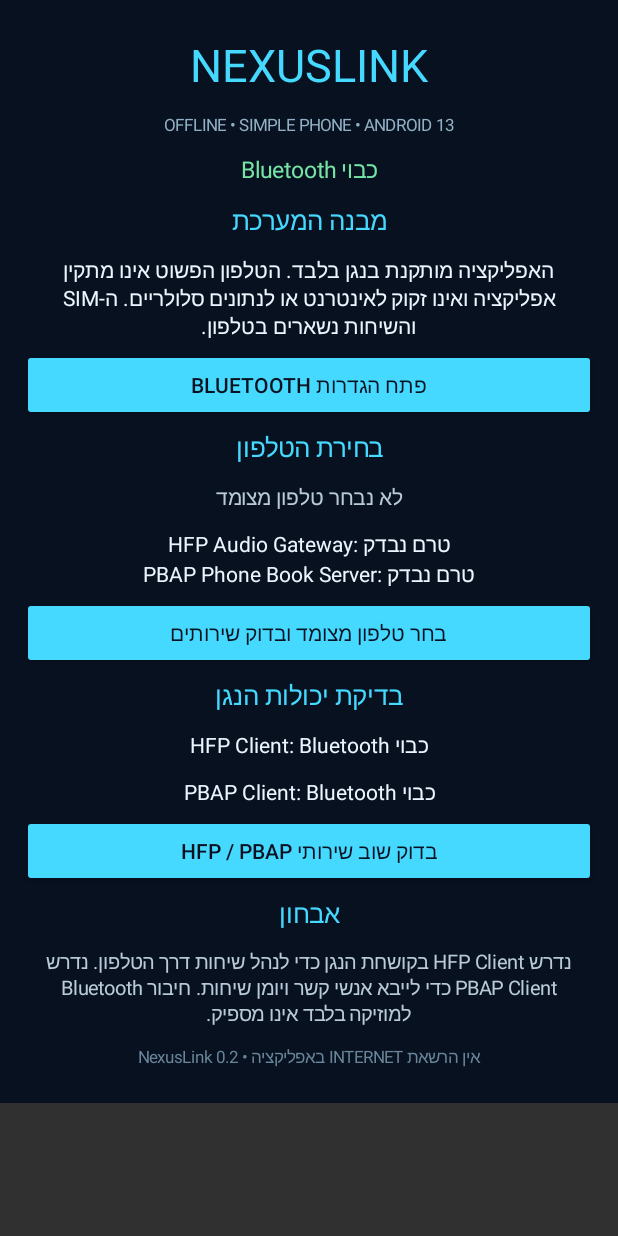
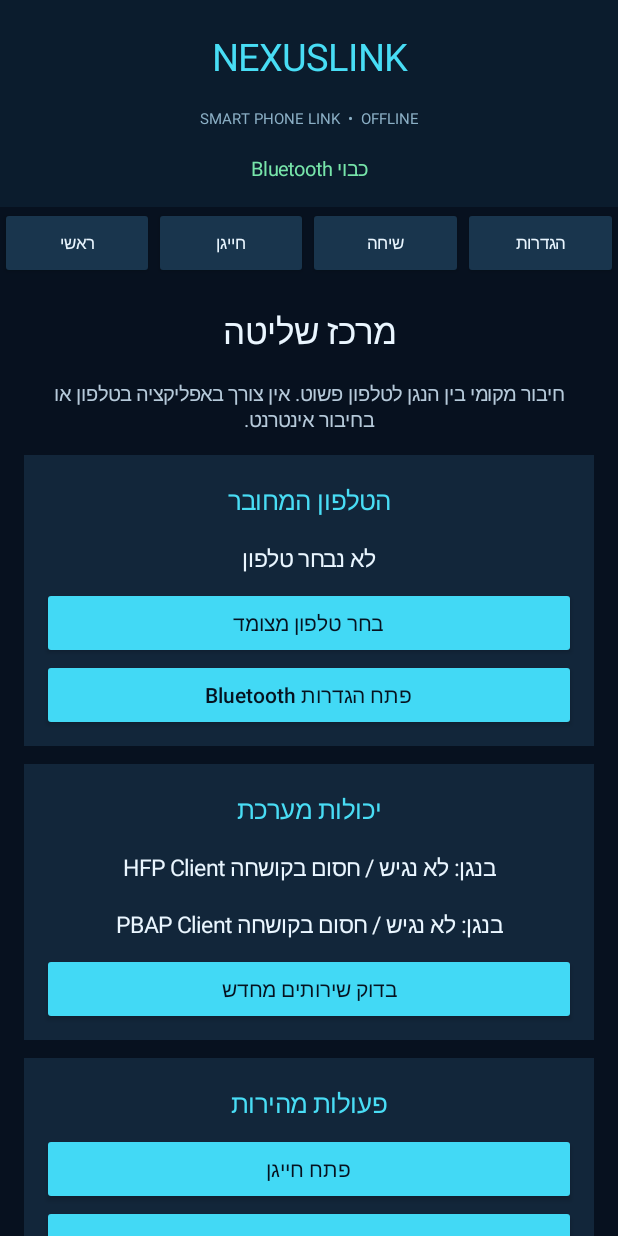
Before and after one commit to 7166810a-gif/-2-, an Android app: the screen it shows after launch (MainActivity), on a phone screen of 412 x 824 dp. Run offline under Robolectric (Android 15) with nearby library versions, the phone set to English and light mode, and no system bars.

Commit message:
Upgrade NexusLink cockpit UI with dialer and HFP/PBAP call controls

```diff
--- a/app/src/main/java/il/nexuslink/app/MainActivity.kt
+++ b/app/src/main/java/il/nexuslink/app/MainActivity.kt
@@ -10,25 +10,31 @@ import android.os.Build
 import android.os.Bundle
 import android.provider.Settings
 import android.view.Gravity
+import android.view.View
 import android.widget.*
 
 class MainActivity : Activity() {
     private val adapter: BluetoothAdapter? by lazy { BluetoothAdapter.getDefaultAdapter() }
+    private var bridge: BluetoothPhoneBridge? = null
     private lateinit var status: TextView
-    private lateinit var remoteStatus: TextView
-    private lateinit var hfpStatus: TextView
-    private lateinit var pbapStatus: TextView
     private lateinit var selectedLabel: TextView
-    private lateinit var details: TextView
+    private lateinit var hfpLabel: TextView
+    private lateinit var pbapLabel: TextView
+    private lateinit var callState: TextView
+    private lateinit var number: EditText
+    private lateinit var log: TextView
+    private lateinit var root: LinearLayout
     private var selected: BluetoothDevice? = null
+    private var page = "home"
+    private var largeText = false
 
     private val uuidReceiver = object : BroadcastReceiver() {
         override fun onReceive(context: Context?, intent: Intent?) {
             if (intent?.action != BluetoothDevice.ACTION_UUID) return
-            val device = if (Build.VERSION.SDK_INT >= 33)
+            val d = if (Build.VERSION.SDK_INT >= 33)
                 intent.getParcelableExtra(BluetoothDevice.EXTRA_DEVICE, BluetoothDevice::class.java)
             else @Suppress("DEPRECATION") (intent.getParcelableExtra<BluetoothDevice>(BluetoothDevice.EXTRA_DEVICE))
-            device?.let { found -> if (found.address == selected?.address) showRemoteServices(found) }
+            d?.let { if (it.address == selected?.address) showPhoneServices(it) }
         }
     }
 
@@ -37,155 +43,179 @@ class MainActivity : Activity() {
         val filter = IntentFilter(BluetoothDevice.ACTION_UUID)
         if (Build.VERSION.SDK_INT >= 33) registerReceiver(uuidReceiver, filter, Context.RECEIVER_NOT_EXPORTED)
         else @Suppress("DEPRECATION") registerReceiver(uuidReceiver, filter)
-        buildUi()
+        bridge = BluetoothPhoneBridge(this) { runOnUiThread { updateProfileStatus() } }
+        buildShell()
+        requestBluetoothPermission()
         refresh()
-        if (Build.VERSION.SDK_INT >= 31 && checkSelfPermission(Manifest.permission.BLUETOOTH_CONNECT) != PackageManager.PERMISSION_GRANTED)
-            requestPermissions(arrayOf(Manifest.permission.BLUETOOTH_CONNECT), 71)
     }
 
-    private fun buildUi() {
-        val scroll = ScrollView(this)
-        val root = LinearLayout(this).apply {
-            orientation = LinearLayout.VERTICAL
-            setPadding(22, 25, 22, 26)
-            setBackgroundColor(0xFF07111F.toInt())
+    private fun dp(v: Int) = (v * resources.displayMetrics.density).toInt()
+    private fun text(s: String, size: Float = 15f, color: Int = 0xFFEAF6FF.toInt()) =
+        TextView(this).apply { text=s; textSize=if (largeText) size+3 else size; setTextColor(color); gravity=Gravity.CENTER; setPadding(dp(8),dp(9),dp(8),dp(9)) }
+    private fun button(s: String, action: () -> Unit) = Button(this).apply {
+        text=s; textSize=14f; isAllCaps=false
+        setTextColor(0xFF06121F.toInt())
+        backgroundTintList=android.content.res.ColorStateList.valueOf(0xFF42D9F5.toInt())
+        setOnClickListener { action() }
+    }
+    private fun card(): LinearLayout = LinearLayout(this).apply {
+        orientation=LinearLayout.VERTICAL; setPadding(dp(12),dp(10),dp(12),dp(10))
+        setBackgroundColor(0xFF12263A.toInt())
+        val p=LinearLayout.LayoutParams(-1,-2); p.setMargins(0,dp(6),0,dp(6)); layoutParams=p
+    }
+    private fun section(parent: LinearLayout, title: String) { parent.addView(text(title,17f,0xFF48DDF5.toInt())) }
+    private fun buildShell() {
+        val outer=LinearLayout(this).apply { orientation=LinearLayout.VERTICAL; setBackgroundColor(0xFF07111F.toInt()) }
+        val header=LinearLayout(this).apply { orientation=LinearLayout.VERTICAL; setPadding(dp(16),dp(12),dp(16),dp(8)); setBackgroundColor(0xFF0B1C2D.toInt()) }
+        header.addView(text("NEXUSLINK",25f,0xFF48DDF5.toInt()))
+        header.addView(text("SMART PHONE LINK  •  OFFLINE",10f,0xFF8BAFC5.toInt()))
+        status=text("מאתחל Bluetooth…",13f,0xFF77E5AA.toInt()); header.addView(status)
+        outer.addView(header)
+        val nav=LinearLayout(this).apply { orientation=LinearLayout.HORIZONTAL; gravity=Gravity.CENTER }
+        listOf("ראשי","חייגן","שיחה","הגדרות").forEachIndexed { i, label ->
+            nav.addView(Button(this).apply {
+                text=label; textSize=11f; isAllCaps=false; setTextColor(0xFFEAF6FF.toInt())
+                backgroundTintList=android.content.res.ColorStateList.valueOf(0xFF19354D.toInt())
+                setOnClickListener { showPage(listOf("home","dial","call","settings")[i]) }
+            }, LinearLayout.LayoutParams(0,-2,1f))
         }
-        fun label(text: String, size: Float, color: Int = 0xFFEAF6FF.toInt()) =
-            TextView(this).apply { this.text = text; textSize = size; setTextColor(color); gravity = Gravity.CENTER; setPadding(8, 9, 8, 9) }
-        fun section(text: String) { root.addView(label(text, 17f, 0xFF45D9FF.toInt())) }
-        fun button(text: String, action: () -> Unit) {
-            root.addView(Button(this).apply {
-                this.text = text; setTextColor(0xFF07111F.toInt())
-                backgroundTintList = android.content.res.ColorStateList.valueOf(0xFF45D9FF.toInt())
-                setOnClickListener { action() }
-            })
-        }
-        root.addView(label("NEXUSLINK", 30f, 0xFF45D9FF.toInt()))
-        root.addView(label("OFFLINE • SIMPLE PHONE • ANDROID 13", 11f, 0xFF91AFC5.toInt()))
-        status = label("בודק Bluetooth…", 15f, 0xFF75E4A5.toInt())
-        root.addView(status)
-        section("מבנה המערכת")
-        root.addView(label("האפליקציה מותקנת בנגן בלבד. הטלפון הפשוט אינו מתקין אפליקציה ואינו זקוק לאינטרנט או לנתונים סלולריים. ה-SIM והשיחות נשארים בטלפון.", 14f))
-        button("פתח הגדרות Bluetooth") {
-            try { startActivity(Intent(Settings.ACTION_BLUETOOTH_SETTINGS)) }
-            catch (e: Exception) { status.text = "לא ניתן לפתוח הגדרות: ${e.message}" }
-        }
-        section("בחירת הטלפון")
-        selectedLabel = label("לא נבחר טלפון מצומד", 14f, 0xFFB9CAD8.toInt()); root.addView(selectedLabel)
-        remoteStatus = label("HFP Audio Gateway: טרם נבדק\nPBAP Phone Book Server: טרם נבדק", 14f); root.addView(remoteStatus)
-        button("בחר טלפון מצומד ובדוק שירותים") { choosePhone() }
-        section("בדיקת יכולות הנגן")
-        hfpStatus = label("HFP Client (דיבורית): טרם נבדק", 14f); root.addView(hfpStatus)
-        pbapStatus = label("PBAP Client (אנשי קשר): טרם נבדק", 14f); root.addView(pbapStatus)
-        button("בדוק שוב שירותי HFP / PBAP") { probeClientProfiles() }
-        section("אבחון")
-        details = label("נדרש HFP Client בקושחת הנגן כדי לנהל שיחות דרך הטלפון. נדרש PBAP Client כדי לייבא אנשי קשר ויומן שיחות. חיבור Bluetooth למוזיקה בלבד אינו מספיק.", 13f, 0xFFB9CAD8.toInt())
-        root.addView(details)
-        root.addView(label("אין הרשאת INTERNET באפליקציה • NexusLink 0.2", 11f, 0xFF69859A.toInt()))
-        scroll.addView(root); setContentView(scroll)
+        outer.addView(nav)
+        val scroll=ScrollView(this)
+        root=LinearLayout(this).apply { orientation=LinearLayout.VERTICAL; setPadding(dp(16),dp(10),dp(16),dp(22)) }
+        scroll.addView(root); outer.addView(scroll,LinearLayout.LayoutParams(-1,0,1f))
+        setContentView(outer)
+        showPage("home")
     }
 
-    private fun hasPermission() = Build.VERSION.SDK_INT < 31 ||
-        checkSelfPermission(Manifest.permission.BLUETOOTH_CONNECT) == PackageManager.PERMISSION_GRANTED
+    private fun showPage(which: String) {
+        page=which; root.removeAllViews()
+        when(which) {
+            "home" -> homePage()
+            "dial" -> dialPage()
+            "call" -> callPage()
+            else -> settingsPage()
+        }
+    }
 
-    private fun refresh() {
-        val a = adapter
-        if (a == null) { status.text = "Bluetooth אינו נתמך במכשיר"; return }
-        if (!hasPermission()) { status.text = "יש לאשר הרשאת Bluetooth"; return }
-        status.text = if (a.isEnabled) "Bluetooth פעיל • מצב אופליין" else "Bluetooth כבוי"
-        probeClientProfiles()
+    private fun homePage() {
+        root.addView(text("מרכז שליטה",23f))
+        root.addView(text("חיבור מקומי בין הנגן לטלפון פשוט. אין צורך באפליקציה בטלפון או בחיבור אינטרנט.",13f,0xFFB6CADA.toInt()))
+        val c=card(); root.addView(c)
+        c.addView(text("הטלפון המחובר",17f,0xFF49DDF5.toInt()))
+        selectedLabel=text("לא נבחר טלפון",15f); c.addView(selectedLabel)
+        c.addView(button("בחר טלפון מצומד") { choosePhone() })
+        c.addView(button("פתח הגדרות Bluetooth") { startActivity(Intent(Settings.ACTION_BLUETOOTH_SETTINGS)) })
+        val p=card(); root.addView(p)
+        p.addView(text("יכולות מערכת",17f,0xFF49DDF5.toInt()))
+        hfpLabel=text("HFP Client: בבדיקה"); p.addView(hfpLabel)
+        pbapLabel=text("PBAP Client: בבדיקה"); p.addView(pbapLabel)
+        p.addView(button("בדוק שירותים מחדש") { bridge?.start(); updateProfileStatus() })
+        val q=card(); root.addView(q)
+        q.addView(text("פעולות מהירות",17f,0xFF49DDF5.toInt()))
+        q.addView(button("פתח חייגן") { showPage("dial") })
+        q.addView(button("מסך שיחה") { showPage("call") })
+        q.addView(button("אנשי קשר ויומן") { showPage("settings"); log.text="אנשי קשר ויומן מרחוק דורשים PBAP Client פעיל בקושחת הנגן. מצב השירות מוצג למעלה." })
+    }
+
+    private fun dialPage() {
+        root.addView(text("חייגן",24f))
+        root.addView(text("החיוג יישלח לטלפון המצומד רק אם HFP Client זמין ומורשה.",13f,0xFFB6CADA.toInt()))
+        number=EditText(this).apply { hint="הזן מספר טלפון"; textSize=25f; setTextColor(0xFFFFFFFF.toInt()); setHintTextColor(0xFF7892A8.toInt()); gravity=Gravity.CENTER; inputType=3; setPadding(dp(12),dp(16),dp(12),dp(16)); setBackgroundColor(0xFF142A40.toInt()) }
+        root.addView(number)
+        val grid= listOf(listOf("1","2","3"),listOf("4","5","6"),listOf("7","8","9"),listOf("*","0","#"))
+        grid.forEach { row ->
+            val line=LinearLayout(this).apply { orientation=LinearLayout.HORIZONTAL }
+            row.forEach { digit -> line.addView(button(digit) { number.append(digit) },LinearLayout.LayoutParams(0,dp(58),1f)) }
+            root.addView(line)
+        }
+        root.addView(button("⌫ מחק") { val s=number.text.toString(); if(s.isNotEmpty()) number.setText(s.dropLast(1)) })
+        root.addView(button("התקשר דרך Bluetooth") {
+            val n=number.text.toString().trim()
+            if(n.isBlank()) toast("הזן מספר")
+            else if(bridge?.dial(n)==true) toast("פקודת החיוג נשלחה")
+            else toast("החיוג אינו זמין: ${bridge?.lastError ?: "HFP Client לא מחובר"}")
+        })
+        root.addView(button("מסך שיחה") { showPage("call") })
+    }
+
+    private fun callPage() {
+        root.addView(text("מסך שיחה",24f))
+        callState=text("אין שיחה פעילה",18f,0xFF70E3A5.toInt()); root.addView(callState)
+        root.addView(text("מצב שיחה נקרא משירות HFP Client של הנגן, אם הוא זמין.",13f,0xFFB6CADA.toInt()))
+        root.addView(button("ענה לשיחה") { actionResult("מענה", bridge?.answer()==true) })
+        root.addView(button("דחה שיחה") { actionResult("דחייה", bridge?.reject()==true) })
+        root.addView(button("נתק שיחה") { actionResult("ניתוק", bridge?.hangUp()==true) })
+        root.addView(button("חבר שמע Bluetooth") { actionResult("חיבור שמע", bridge?.connectAudio()==true) })
+        root.addView(button("נתק שמע Bluetooth") { actionResult("ניתוק שמע", bridge?.disconnectAudio()==true) })
+        section(root,"מקשי DTMF")
+        val keys=listOf("1","2","3","4","5","6","7","8","9","*","0","#")
+        keys.chunked(3).forEach { row ->
+            val line=LinearLayout(this).apply { orientation=LinearLayout.HORIZONTAL }
+            row.forEach { k -> line.addView(button(k) { actionResult("DTMF $k",bridge?.sendDtmf(k[0])==true) },LinearLayout.LayoutParams(0,dp(52),1f)) }
+            root.addView(line)
+        }
+        root.addView(button("רענן מצב שיחה") { refreshCallState() })
+    }
+
+    private fun settingsPage() {
+        root.addView(text("הגדרות",24f))
+        root.addView(text("התאמה לנגן Camera Pro 3 • Android 13",14f,0xFFB6CADA.toInt()))
+        root.addView(button(if(largeText) "בטל טקסט גדול" else "הפעל טקסט גדול") { largeText=!largeText; showPage("settings") })
+        root.addView(button("בדיקת Bluetooth") { refresh(); toast("הבדיקה עודכנה") })
+        root.addView(button("ניהול צימודים") { startActivity(Intent(Settings.ACTION_BLUETOOTH_SETTINGS)) })
+        root.addView(button("מידע והרשאות אפליקציה") { startActivity(Intent(Settings.ACTION_APPLICATION_DETAILS_SETTINGS).setData(android.net.Uri.parse("package:$packageName"))) })
+        log=text("האפליקציה אינה דורשת הרשאת INTERNET. הטלפון הפשוט אינו מתקין אפליקציה.\n\nHFP Client ו-PBAP Client הם שירותי מערכת/יצרן; אם אינם זמינים בקושחה, אפליקציה רגילה אינה יכולה להוסיף אותם בעצמה.\n\nהקלטת שיחה אינה מופעלת בגרסה זו: התמיכה תלויה בקושחה, בחוק ובמדיניות מערכת.",13f,0xFFB6CADA.toInt())
+        root.addView(log)
+        root.addView(button("רישום תוצאות בדיקה") { log.text="HFP: ${bridge?.hfpAvailable}\nPBAP: ${bridge?.pbapAvailable}\nשגיאה אחרונה: ${bridge?.lastError ?: "אין"}" })
     }
 
     private fun choosePhone() {
-        if (!hasPermission()) {
-            if (Build.VERSION.SDK_INT >= 31) requestPermissions(arrayOf(Manifest.permission.BLUETOOTH_CONNECT), 71)
-            return
-        }
-        val devices = try { adapter?.bondedDevices?.toList().orEmpty() } catch (_: Exception) { emptyList() }
-        if (devices.isEmpty()) { status.text = "אין טלפונים מצומדים. בצע צימוד בהגדרות Android."; return }
-        val names = devices.map { try { "${it.name ?: "Bluetooth"} • ${it.address}" } catch (_: Exception) { it.address } }
-        AlertDialog.Builder(this).setTitle("בחר טלפון פשוט").setItems(names.toTypedArray()) { _, index ->
-            selected = devices[index]
-            selectedLabel.text = names[index]
-            remoteStatus.text = "מבקש מידע שירותים מהטלפון…"
+        if(!hasPermission()) { requestBluetoothPermission(); return }
+        val devices=try { adapter?.bondedDevices?.toList().orEmpty() } catch(_:Exception){ emptyList() }
+        if(devices.isEmpty()) { toast("אין מכשירים מצומדים. בצע צימוד בהגדרות Bluetooth."); return }
+        val labels=devices.map { try { "${it.name ?: "Bluetooth"} • ${it.address}" } catch(_:Exception){it.address} }
+        AlertDialog.Builder(this).setTitle("בחר טלפון פשוט").setItems(labels.toTypedArray()) { _, i ->
+            selected=devices[i]; selectedLabel.text=labels[i]
             try {
-                showRemoteServices(devices[index])
-                devices[index].fetchUuidsWithSdp()
-            } catch (e: Exception) { remoteStatus.text = "בדיקת שירותי Bluetooth נכשלה: ${e.message}" }
+                devices[i].fetchUuidsWithSdp()
+                val hfp=bridge?.connect(devices[i])==true
+                val pbap=bridge?.connectPhoneBook(devices[i])==true
+                toast("נשלחו בקשות חיבור. HFP=$hfp, PBAP=$pbap")
+                updateProfileStatus()
+            } catch(e:Exception) { toast("שגיאת Bluetooth: ${e.message}") }
         }.show()
     }
 
-    private fun showRemoteServices(device: BluetoothDevice) {
-        if (!hasPermission()) return
-        val uuids = try { device.uuids?.map { it.uuid.toString().lowercase() }.orEmpty() } catch (_: Exception) { emptyList() }
-        val hfpAg = uuids.any { it.startsWith("0000111f-") }
-        val pbapPse = uuids.any { it.startsWith("0000112f-") }
-        runOnUiThread {
-            remoteStatus.text = "HFP Audio Gateway בטלפון: ${if (hfpAg) "נמצא" else "לא נמצא / לא פורסם"}\nPBAP Phone Book Server בטלפון: ${if (pbapPse) "נמצא" else "לא נמצא / לא פורסם"}"
-            details.text = if (uuids.isEmpty())
-                "הטלפון לא החזיר UUID ב-SDP. ייתכן שהמידע אינו מפורסם או שיש לנסות שוב לאחר צימוד."
-            else
-                "נמצאו ${uuids.size} שירותי Bluetooth בטלפון. זה אינו מוכיח שהנגן עצמו תומך בתפקיד HFP Client."
-        }
+    private fun showPhoneServices(d: BluetoothDevice) {
+        val uuids=try { d.uuids?.map { it.uuid.toString().lowercase() }.orEmpty() } catch(_:Exception){emptyList()}
+        val hfp=uuids.any { it.startsWith("0000111f-") }
+        val pbap=uuids.any { it.startsWith("0000112f-") }
+        toast("בטלפון: HFP AG=${if(hfp) "כן" else "לא פורסם"}, PBAP PSE=${if(pbap) "כן" else "לא פורסם"}")
     }
 
-    // AOSP profile IDs: HEADSET_CLIENT=16, PBAP_CLIENT=17. These are not public SDK APIs.
-    // This is a best-effort availability probe only; call control requires OEM/system privileges.
-    private fun probeClientProfiles() {
-        if (!hasPermission()) return
-        val a = adapter ?: return
-        if (!a.isEnabled) {
-            hfpStatus.text = "HFP Client: Bluetooth כבוי"
-            pbapStatus.text = "PBAP Client: Bluetooth כבוי"
-            return
-        }
-        hfpStatus.text = "HFP Client: בודק שירות מערכת…"
-        pbapStatus.text = "PBAP Client: בודק שירות מערכת…"
-        try {
-            a.getProfileProxy(this, object : BluetoothProfile.ServiceListener {
-                override fun onServiceConnected(profile: Int, proxy: BluetoothProfile) {
-                    val active = try { proxy.connectedDevices.isNotEmpty() } catch (_: Exception) { false }
-                    if (profile == 16) runOnUiThread {
-                        hfpStatus.text = if (active) "HFP Client: שירות זמין ויש חיבור" else "HFP Client: שירות זמין, טרם התחבר"
-                    }
-                    try { a.closeProfileProxy(profile, proxy) } catch (_: Exception) {}
-                }
-                override fun onServiceDisconnected(profile: Int) {
-                    if (profile == 16) runOnUiThread { hfpStatus.text = "HFP Client: שירות לא זמין" }
-                }
-            }, 16)
-        } catch (_: SecurityException) {
-            hfpStatus.text = "HFP Client: נדרשת הרשאת יצרן/מערכת"
-        } catch (e: Exception) {
-            hfpStatus.text = "HFP Client: לא זמין (${e.message})"
-        }
-        try {
-            a.getProfileProxy(this, object : BluetoothProfile.ServiceListener {
-                override fun onServiceConnected(profile: Int, proxy: BluetoothProfile) {
-                    val active = try { proxy.connectedDevices.isNotEmpty() } catch (_: Exception) { false }
-                    runOnUiThread {
-                        pbapStatus.text = if (active) "PBAP Client: שירות זמין ויש חיבור" else "PBAP Client: שירות זמין, טרם התחבר"
-                    }
-                    try { a.closeProfileProxy(profile, proxy) } catch (_: Exception) {}
-                }
-                override fun onServiceDisconnected(profile: Int) {
-                    runOnUiThread { pbapStatus.text = "PBAP Client: שירות לא זמין" }
-                }
-            }, 17)
-        } catch (_: SecurityException) {
-            pbapStatus.text = "PBAP Client: נדרשת הרשאת יצרן/מערכת"
-        } catch (e: Exception) {
-            pbapStatus.text = "PBAP Client: לא זמין (${e.message})"
-        }
+    private fun updateProfileStatus() {
+        hfpLabel.text="HFP Client בנגן: ${if(bridge?.hfpAvailable==true) "שירות נגיש" else "לא נגיש / חסום בקושחה"}"
+        pbapLabel.text="PBAP Client בנגן: ${if(bridge?.pbapAvailable==true) "שירות נגיש" else "לא נגיש / חסום בקושחה"}"
+        status.text=if(adapter?.isEnabled==true) "Bluetooth פעיל • עבודה מקומית בלבד" else "Bluetooth כבוי"
     }
 
-    override fun onRequestPermissionsResult(requestCode: Int, permissions: Array<out String>, grantResults: IntArray) {
-        super.onRequestPermissionsResult(requestCode, permissions, grantResults)
-        if (requestCode == 71) refresh()
+    private fun refresh() {
+        if(adapter==null) { status.text="Bluetooth אינו נתמך"; return }
+        if(!hasPermission()) { status.text="נדרשת הרשאת Bluetooth"; return }
+        status.text=if(adapter?.isEnabled==true) "Bluetooth פעיל • ללא אינטרנט" else "Bluetooth כבוי"
+        bridge?.start()
     }
 
-    override fun onDestroy() {
-        try { unregisterReceiver(uuidReceiver) } catch (_: Exception) {}
-        super.onDestroy()
+    private fun refreshCallState() {
+        val calls=bridge?.currentCalls().orEmpty()
+        callState.text=if(calls.isEmpty()) "לא התקבל מידע על שיחה פעילה" else calls.joinToString("\n") { "${it.number} • ${it.stateLabel()}" }
     }
+    private fun actionResult(label:String, ok:Boolean) { toast(if(ok) "$label: הפקודה התקבלה" else "$label לא זמין: ${bridge?.lastError ?: "בדוק תמיכת HFP"}") }
+    private fun toast(s:String) = Toast.makeText(this,s,Toast.LENGTH_LONG).show()
+    private fun hasPermission() = Build.VERSION.SDK_INT<31 || checkSelfPermission(Manifest.permission.BLUETOOTH_CONNECT)==PackageManager.PERMISSION_GRANTED
+    private fun requestBluetoothPermission() {
+        if(Build.VERSION.SDK_INT>=31 && !hasPermission()) requestPermissions(arrayOf(Manifest.permission.BLUETOOTH_CONNECT),71)
+    }
+    override fun onRequestPermissionsResult(r:Int,p:Array<out String>,g:IntArray) { super.onRequestPermissionsResult(r,p,g); if(r==71) refresh() }
+    override fun onDestroy() { try{unregisterReceiver(uuidReceiver)}catch(_:Exception){}; bridge?.close(); super.onDestroy() }
 }
```
